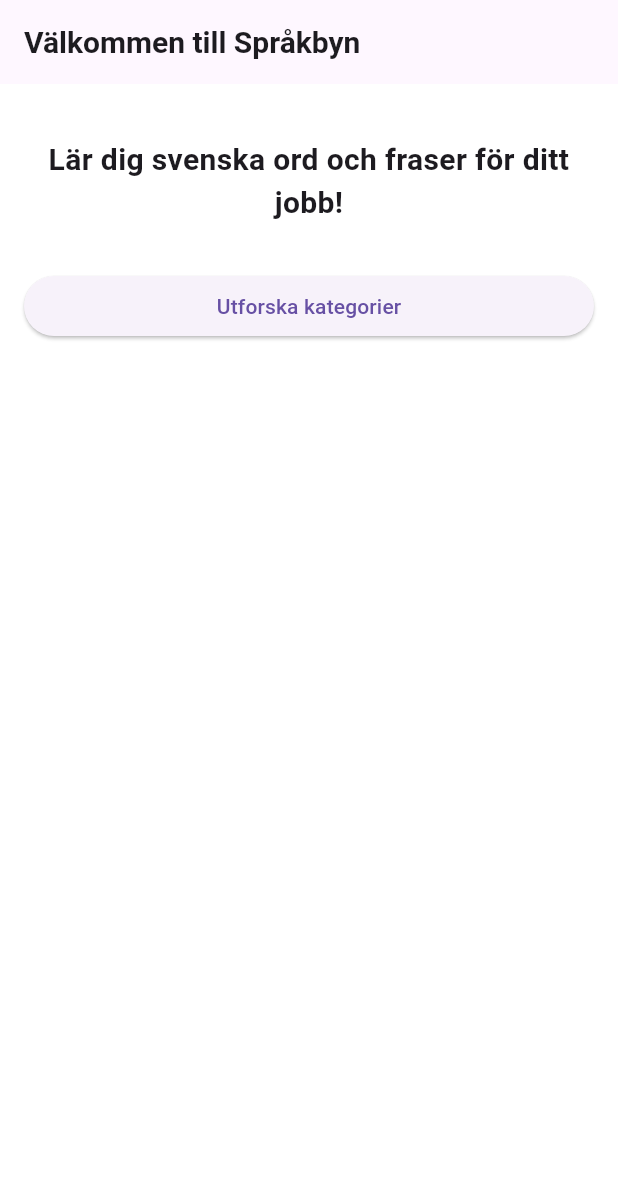
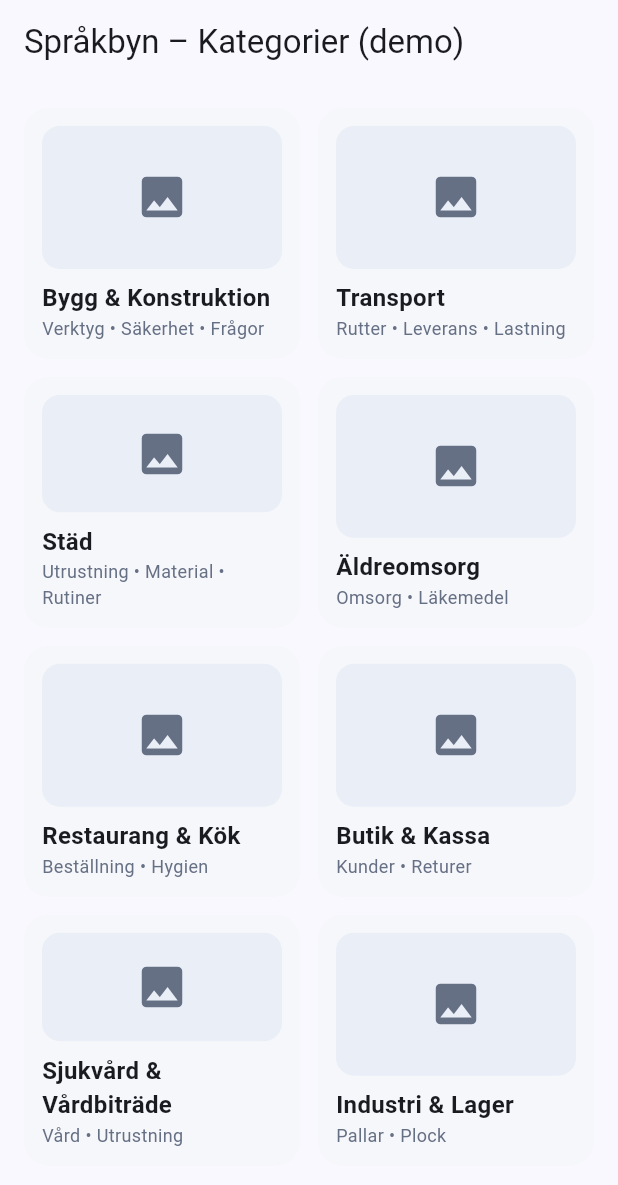
Before and after one commit to Abdulahinur/sprakbyn, a Flutter app: the screen it shows after launch, on a phone screen of 412 x 824 dp. Shown: the top 1185 px of the screen. Run offline on Flutter 3.47's test engine with Material 3 defaults, Android fonts, the phone set to English and light mode, and no system bars.

Commit message:
auto: 2025-10-25T01:15:59.0797999+02:00 on ABDULAHI

```diff
--- a/lib/main.dart
+++ b/lib/main.dart
@@ -1,46 +1,21 @@
 import 'package:flutter/material.dart';
-import 'screens/home_screen.dart';
-import 'screens/categories_screen.dart';
-import 'screens/saved_screen.dart';
-import 'screens/profile_screen.dart';
-import 'screens/job_detail_screen.dart';
-import 'models/category.dart';
+import 'screens/home_simple.dart';
 
-void main() {
-  runApp(const SprakbynApp());
-}
+void main() => runApp(const SprakbynApp());
 
 class SprakbynApp extends StatelessWidget {
-  const SprakbynApp({Key? key}) : super(key: key);
+  const SprakbynApp({super.key});
 
   @override
   Widget build(BuildContext context) {
     return MaterialApp(
       title: 'Språkbyn',
-      debugShowCheckedModeBanner: false,
       theme: ThemeData(
-        primarySwatch: Colors.blue,
-        scaffoldBackgroundColor: Colors.white,
-        visualDensity: VisualDensity.adaptivePlatformDensity,
-        textTheme: ThemeData.light().textTheme.copyWith(
-              titleLarge: const TextStyle(
-                fontSize: 20,
-                fontWeight: FontWeight.bold,
-              ),
-              bodyMedium: const TextStyle(fontSize: 16),
-            ),
+        colorScheme: ColorScheme.fromSeed(seedColor: const Color(0xFF1e3a8a)),
+        useMaterial3: true,
       ),
-      initialRoute: '/',
-      routes: {
-        '/': (context) => const HomeScreen(),
-        '/categories': (context) => const CategoriesScreen(),
-        '/saved': (context) => const SavedScreen(),
-        '/profile': (context) => const ProfileScreen(),
-        '/job_detail': (context) {
-          final category = ModalRoute.of(context)!.settings.arguments as Category;
-          return JobDetailScreen(category: category);
-        },
-      },
+      home: const HomeSimple(),
+      // No routes that reference CategoriesScreen here.
     );
   }
 }
--- a/lib/models/category.dart
+++ b/lib/models/category.dart
@@ -1,25 +1,20 @@
 class Category {
   final String id;
   final String title;
-  final String description;
-  final String image;
-  final String screen;
+  final String subtitle;
+  final String image; // asset path like assets/images/warehouse.jpg
 
   Category({
     required this.id,
     required this.title,
-    required this.description,
+    required this.subtitle,
     required this.image,
-    required this.screen,
   });
 
-  factory Category.fromJson(Map<String, dynamic> json) {
-    return Category(
-      id: json['id'] ?? '',
-      title: json['title'] ?? '',
-      description: json['description'] ?? '',
-      image: json['image'] ?? '',
-      screen: json['screen'] ?? '',
-    );
-  }
+  factory Category.fromJson(Map<String, dynamic> json) => Category(
+        id: json['id'] as String,
+        title: json['title'] as String,
+        subtitle: (json['subtitle'] ?? '') as String,
+        image: json['image'] as String,
+      );
 }
--- a/lib/screens/home_simple.dart
+++ b/lib/screens/home_simple.dart
@@ -0,0 +1,62 @@
+import 'package:flutter/material.dart';
+
+class HomeSimple extends StatelessWidget {
+  const HomeSimple({super.key});
+
+  @override
+  Widget build(BuildContext context) {
+    const items = [
+      ['Bygg & Konstruktion', 'Verktyg • Säkerhet • Frågor'],
+      ['Transport', 'Rutter • Leverans • Lastning'],
+      ['Städ', 'Utrustning • Material • Rutiner'],
+      ['Äldreomsorg', 'Omsorg • Läkemedel'],
+      ['Restaurang & Kök', 'Beställning • Hygien'],
+      ['Butik & Kassa', 'Kunder • Returer'],
+      ['Sjukvård & Vårdbiträde', 'Vård • Utrustning'],
+      ['Industri & Lager', 'Pallar • Plock'],
+    ];
+
+    return Scaffold(
+      appBar: AppBar(title: const Text('Språkbyn – Kategorier (demo)')),
+      body: GridView.builder(
+        padding: const EdgeInsets.all(16),
+        gridDelegate: const SliverGridDelegateWithFixedCrossAxisCount(
+          crossAxisCount: 2, crossAxisSpacing: 12, mainAxisSpacing: 12, childAspectRatio: 1.1,
+        ),
+        itemCount: items.length,
+        itemBuilder: (_, i) {
+          final title = items[i][0];
+          final subtitle = items[i][1];
+          return InkWell(
+            onTap: () => ScaffoldMessenger.of(context)
+                .showSnackBar(SnackBar(content: Text('Öppnar $title… (kommer snart)'))),
+            child: Container(
+              decoration: BoxDecoration(
+                color: const Color(0xFFF6F7FA),
+                borderRadius: BorderRadius.circular(16),
+              ),
+              padding: const EdgeInsets.all(12),
+              child: Column(
+                crossAxisAlignment: CrossAxisAlignment.start,
+                children: [
+                  Expanded(
+                    child: Container(
+                      decoration: BoxDecoration(
+                        color: const Color(0xFFE9EEF7),
+                        borderRadius: BorderRadius.circular(12),
+                      ),
+                      child: const Center(child: Icon(Icons.image, size: 36, color: Color(0xFF667085))),
+                    ),
+                  ),
+                  const SizedBox(height: 8),
+                  Text(title, style: const TextStyle(fontWeight: FontWeight.w700, fontSize: 16)),
+                  Text(subtitle, style: const TextStyle(color: Color(0xFF667085), fontSize: 12)),
+                ],
+              ),
+            ),
+          );
+        },
+      ),
+    );
+  }
+}
--- a/pubspec.yaml
+++ b/pubspec.yaml
@@ -1,5 +1,5 @@
 name: sprakbyn
-description: A language learning app for new Swedish immigrants.
+description: Minimal Språkbyn starter
 publish_to: "none"
 
 version: 1.0.0+1
@@ -11,7 +11,6 @@ dependencies:
   flutter:
     sdk: flutter
   cupertino_icons: ^1.0.6
-  # Add other dependencies as needed
 
 dev_dependencies:
   flutter_test:
@@ -20,6 +19,3 @@ dev_dependencies:
 
 flutter:
   uses-material-design: true
-  assets:
-    - assets/data/categories.json
-    - assets/images/
```
Also changed, not shown: lib/utils/load_categories.dart (+5 -3 lines), 2 other files.
